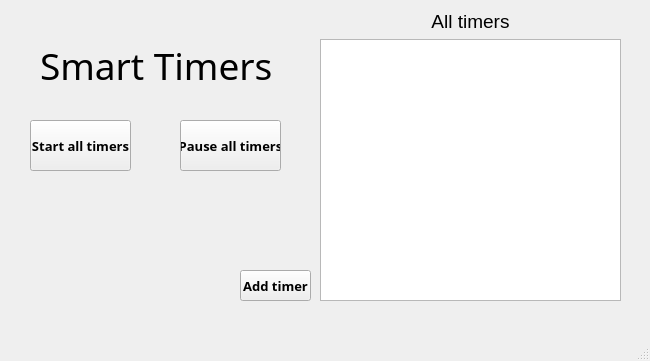
Before: the Qt Designer form lab2/lab2-qt/mainwindow.ui in Megarekrut65/OOP-labs, drawn with Qt 5.
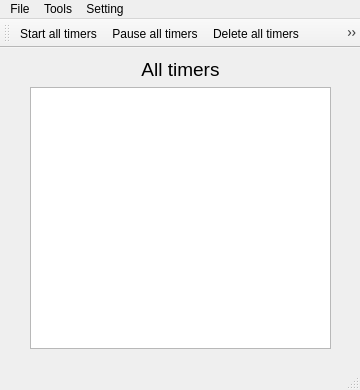
After: the same form once the commit is applied. Icons and pictures are not drawn.

Commit message: added toolBar and added to it functions for timers

Patch:
```diff
--- a/lab2/lab2-qt/mainwindow.ui
+++ b/lab2/lab2-qt/mainwindow.ui
@@ -6,20 +6,20 @@
    <rect>
     <x>0</x>
     <y>0</y>
-    <width>650</width>
-    <height>361</height>
+    <width>360</width>
+    <height>390</height>
    </rect>
   </property>
   <property name="minimumSize">
    <size>
-    <width>650</width>
-    <height>361</height>
+    <width>330</width>
+    <height>120</height>
    </size>
   </property>
   <property name="maximumSize">
    <size>
-    <width>650</width>
-    <height>361</height>
+    <width>360</width>
+    <height>390</height>
    </size>
   </property>
   <property name="windowTitle">
@@ -28,102 +28,20 @@
   <widget class="QWidget" name="centralwidget">
    <property name="minimumSize">
     <size>
-     <width>650</width>
-     <height>320</height>
+     <width>330</width>
+     <height>120</height>
     </size>
    </property>
    <property name="maximumSize">
     <size>
-     <width>650</width>
-     <height>320</height>
+     <width>500</width>
+     <height>500</height>
     </size>
    </property>
-   <widget class="QPushButton" name="btnAdd">
-    <property name="geometry">
-     <rect>
-      <x>240</x>
-      <y>270</y>
-      <width>71</width>
-      <height>31</height>
-     </rect>
-    </property>
-    <property name="font">
-     <font>
-      <family>Yu Mincho Demibold</family>
-      <pointsize>10</pointsize>
-      <weight>75</weight>
-      <bold>true</bold>
-     </font>
-    </property>
-    <property name="text">
-     <string>Add timer</string>
-    </property>
-   </widget>
-   <widget class="QPushButton" name="btnPauseAll">
-    <property name="geometry">
-     <rect>
-      <x>180</x>
-      <y>120</y>
-      <width>101</width>
-      <height>51</height>
-     </rect>
-    </property>
-    <property name="font">
-     <font>
-      <family>Yu Mincho Demibold</family>
-      <pointsize>10</pointsize>
-      <weight>75</weight>
-      <bold>true</bold>
-     </font>
-    </property>
-    <property name="text">
-     <string>Pause all timers</string>
-    </property>
-   </widget>
-   <widget class="QLabel" name="lblName">
-    <property name="geometry">
-     <rect>
-      <x>40</x>
-      <y>40</y>
-      <width>241</width>
-      <height>51</height>
-     </rect>
-    </property>
-    <property name="font">
-     <font>
-      <family>Papyrus</family>
-      <pointsize>28</pointsize>
-     </font>
-    </property>
-    <property name="text">
-     <string>Smart Timers</string>
-    </property>
-   </widget>
-   <widget class="QPushButton" name="btnStartAll">
-    <property name="geometry">
-     <rect>
-      <x>30</x>
-      <y>120</y>
-      <width>101</width>
-      <height>51</height>
-     </rect>
-    </property>
-    <property name="font">
-     <font>
-      <family>Yu Mincho Demibold</family>
-      <pointsize>10</pointsize>
-      <weight>75</weight>
-      <bold>true</bold>
-     </font>
-    </property>
-    <property name="text">
-     <string>Start all timers</string>
-    </property>
-   </widget>
    <widget class="QWidget" name="verticalLayoutWidget">
     <property name="geometry">
      <rect>
-      <x>320</x>
+      <x>30</x>
       <y>10</y>
       <width>301</width>
       <height>291</height>
@@ -179,11 +97,128 @@
     <rect>
      <x>0</x>
      <y>0</y>
-     <width>650</width>
+     <width>360</width>
      <height>21</height>
     </rect>
    </property>
+   <widget class="QMenu" name="menuFile">
+    <property name="title">
+     <string>File</string>
+    </property>
+    <addaction name="actionQuit"/>
+   </widget>
+   <widget class="QMenu" name="menuTools">
+    <property name="title">
+     <string>Tools</string>
+    </property>
+    <addaction name="actionAdd_new_timer"/>
+    <addaction name="actionStart_all_timers"/>
+    <addaction name="actionPause_all_timers"/>
+    <addaction name="actionDelete_all_timers"/>
+   </widget>
+   <widget class="QMenu" name="menuSetting">
+    <property name="title">
+     <string>Setting</string>
+    </property>
+    <addaction name="actionSound_on"/>
+    <addaction name="actionSound_off"/>
+    <addaction name="actionDo_not_disturb_mode"/>
+   </widget>
+   <addaction name="menuFile"/>
+   <addaction name="menuTools"/>
+   <addaction name="menuSetting"/>
   </widget>
+  <widget class="QToolBar" name="toolBar">
+   <property name="windowTitle">
+    <string>toolBar</string>
+   </property>
+   <attribute name="toolBarArea">
+    <enum>TopToolBarArea</enum>
+   </attribute>
+   <attribute name="toolBarBreak">
+    <bool>false</bool>
+   </attribute>
+   <addaction name="actionStart_all_timers"/>
+   <addaction name="actionPause_all_timers"/>
+   <addaction name="actionDelete_all_timers"/>
+   <addaction name="actionAdd_new_timer"/>
+   <addaction name="separator"/>
+   <addaction name="actionSound_on"/>
+   <addaction name="actionSound_off"/>
+   <addaction name="actionDo_not_disturb_mode"/>
+  </widget>
+  <action name="actionQuit">
+   <property name="icon">
+    <iconset resource="resource.qrc">
+     <normaloff>:/new/prefix1/images/quit.png</normaloff>:/new/prefix1/images/quit.png</iconset>
+   </property>
+   <property name="text">
+    <string>Save and quit</string>
+   </property>
+  </action>
+  <action name="actionStart_all_timers">
+   <property name="icon">
+    <iconset resource="resource.qrc">
+     <normaloff>:/new/prefix1/images/start.png</normaloff>:/new/prefix1/images/start.png</iconset>
+   </property>
+   <property name="text">
+    <string>Start all timers</string>
+   </property>
+  </action>
+  <action name="actionPause_all_timers">
+   <property name="icon">
+    <iconset resource="resource.qrc">
+     <normaloff>:/new/prefix1/images/pause.png</normaloff>:/new/prefix1/images/pause.png</iconset>
+   </property>
+   <property name="text">
+    <string>Pause all timers</string>
+   </property>
+  </action>
+  <action name="actionAdd_new_timer">
+   <property name="icon">
+    <iconset resource="resource.qrc">
+     <normaloff>:/new/prefix1/images/add.png</normaloff>:/new/prefix1/images/add.png</iconset>
+   </property>
+   <property name="text">
+    <string>Add new timer</string>
+   </property>
+  </action>
+  <action name="actionDelete_all_timers">
+   <property name="icon">
+    <iconset resource="resource.qrc">
+     <normaloff>:/new/prefix1/images/delete.png</normaloff>:/new/prefix1/images/delete.png</iconset>
+   </property>
+   <property name="text">
+    <string>Delete all timers</string>
+   </property>
+  </action>
+  <action name="actionSound_on">
+   <property name="icon">
+    <iconset resource="resource.qrc">
+     <normaloff>:/new/prefix1/images/sound.png</normaloff>:/new/prefix1/images/sound.png</iconset>
+   </property>
+   <property name="text">
+    <string>Sound on</string>
+   </property>
+  </action>
+  <action name="actionSound_off">
+   <property name="icon">
+    <iconset resource="resource.qrc">
+     <normaloff>:/new/prefix1/images/sound-off.png</normaloff>:/new/prefix1/images/sound-off.png</iconset>
+   </property>
+   <property name="text">
+    <string>Sound off</string>
+   </property>
+  </action>
+  <action name="actionDo_not_disturb_mode">
+   <property name="icon">
+    <iconset resource="resource.qrc">
+     <normaloff>:/new/prefix1/images/not-distrub.png</normaloff>:/new/prefix1/images/not-distrub.png</iconset>
+   </property>
+   <property name="text">
+    <string>Do not disturb mode</string>
+   </property>
+  </action>
  </widget>
  <resources/>
  <connections/>
```
Left out of the diff: 4 changed lines with no effect on the pictures. The commit also changes 22 other files.
